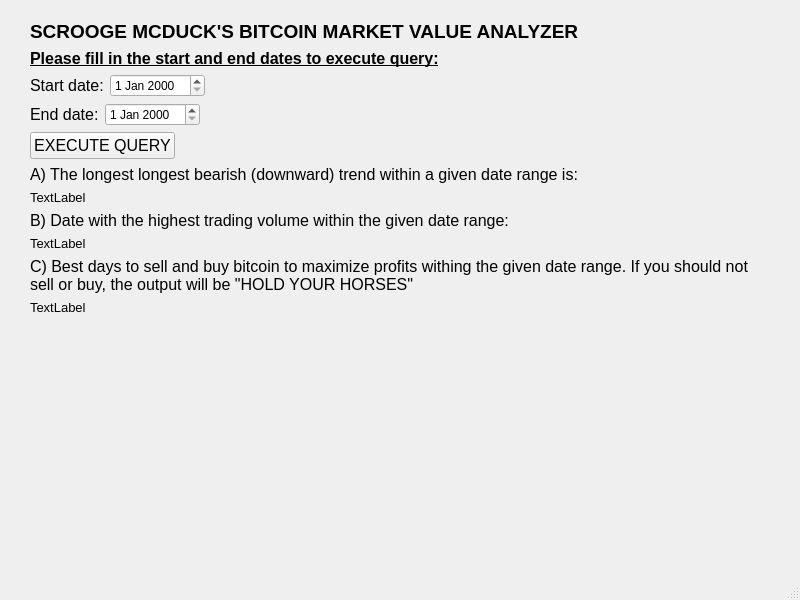
Qt form bitcoinAnalyzer/mainui.ui (miikka0000/BitcoinAnalyzer) before a commit.
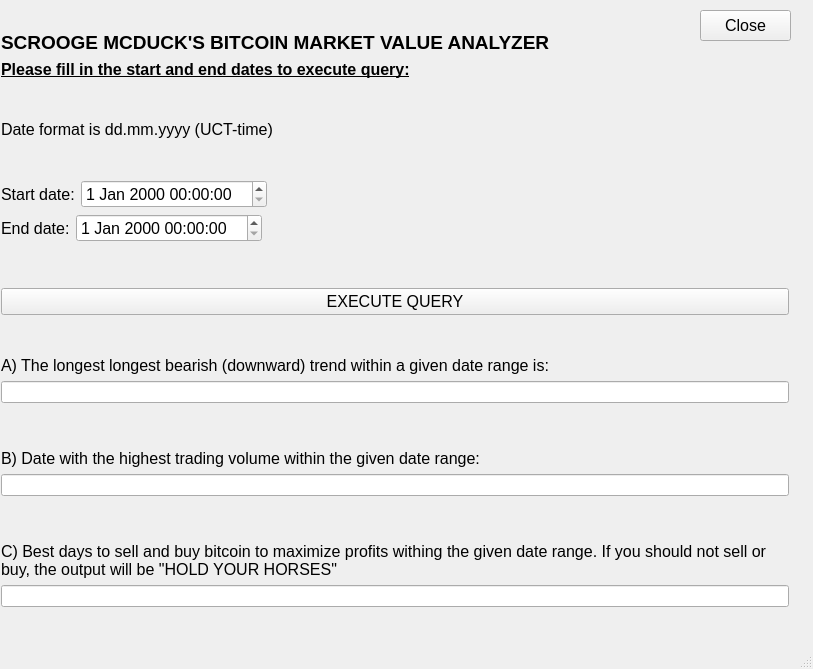
The same form after that commit.

Commit message: finalized the GUI, made the functionality for reading user input and fetching, parsing, cleaning and storing the data

Patch:
```diff
--- a/bitcoinAnalyzer/mainui.ui
+++ b/bitcoinAnalyzer/mainui.ui
@@ -6,8 +6,8 @@
    <rect>
     <x>0</x>
     <y>0</y>
-    <width>800</width>
-    <height>600</height>
+    <width>813</width>
+    <height>669</height>
    </rect>
   </property>
   <property name="windowTitle">
@@ -17,14 +17,14 @@
    <widget class="QWidget" name="">
     <property name="geometry">
      <rect>
-      <x>30</x>
-      <y>20</y>
-      <width>721</width>
-      <height>491</height>
+      <x>1</x>
+      <y>31</y>
+      <width>788</width>
+      <height>616</height>
      </rect>
     </property>
-    <layout class="QFormLayout" name="formLayout_2">
-     <item row="0" column="0">
+    <layout class="QVBoxLayout" name="verticalLayout_6">
+     <item>
       <widget class="QLabel" name="label_10">
        <property name="font">
         <font>
@@ -36,9 +36,12 @@
        <property name="text">
         <string>SCROOGE MCDUCK'S BITCOIN MARKET VALUE ANALYZER</string>
        </property>
+       <property name="wordWrap">
+        <bool>true</bool>
+       </property>
       </widget>
      </item>
-     <item row="1" column="0">
+     <item>
       <widget class="QLabel" name="label_3">
        <property name="font">
         <font>
@@ -53,11 +56,20 @@
        </property>
       </widget>
      </item>
-     <item row="2" column="0">
-      <layout class="QFormLayout" name="formLayout">
-       <item row="0" column="0">
-        <layout class="QGridLayout" name="gridLayout">
-         <item row="0" column="0">
+     <item>
+      <spacer name="verticalSpacer_6">
+       <property name="orientation">
+        <enum>Qt::Vertical</enum>
+       </property>
+       <property name="sizeHint" stdset="0">
+        <size>
+         <width>786</width>
+         <height>13</height>
+        </size>
+       </property>
+      </spacer>
+     </item>
+     <item>
           <widget class="QLabel" name="label">
            <property name="font">
             <font>
@@ -65,19 +77,67 @@
             </font>
            </property>
            <property name="text">
+        <string>Date format is dd.mm.yyyy (UCT-time)</string>
+       </property>
+      </widget>
+     </item>
+     <item>
+      <spacer name="verticalSpacer_7">
+       <property name="orientation">
+        <enum>Qt::Vertical</enum>
+       </property>
+       <property name="sizeHint" stdset="0">
+        <size>
+         <width>786</width>
+         <height>13</height>
+        </size>
+       </property>
+      </spacer>
+     </item>
+     <item>
+      <layout class="QVBoxLayout" name="verticalLayout_4">
+       <item>
+        <layout class="QHBoxLayout" name="horizontalLayout">
+         <item>
+          <widget class="QLabel" name="startDateLabel">
+           <property name="font">
+            <font>
+             <pointsize>12</pointsize>
+            </font>
+           </property>
+           <property name="text">
             <string>Start date:</string>
            </property>
           </widget>
          </item>
-         <item row="0" column="1">
-          <widget class="QDateEdit" name="dateEdit"/>
+         <item>
+          <widget class="QDateTimeEdit" name="startDateEdit">
+           <property name="font">
+            <font>
+             <pointsize>12</pointsize>
+            </font>
+           </property>
+          </widget>
+         </item>
+         <item>
+          <spacer name="horizontalSpacer">
+           <property name="orientation">
+            <enum>Qt::Horizontal</enum>
+           </property>
+           <property name="sizeHint" stdset="0">
+            <size>
+             <width>40</width>
+             <height>20</height>
+            </size>
+           </property>
+          </spacer>
          </item>
         </layout>
        </item>
-       <item row="1" column="0">
-        <layout class="QGridLayout" name="gridLayout_2">
-         <item row="0" column="0">
-          <widget class="QLabel" name="label_2">
+       <item>
+        <layout class="QHBoxLayout" name="horizontalLayout_2">
+         <item>
+          <widget class="QLabel" name="endDateLabel">
            <property name="font">
             <font>
              <pointsize>12</pointsize>
@@ -88,14 +148,80 @@
            </property>
           </widget>
          </item>
-         <item row="0" column="1">
-          <widget class="QDateEdit" name="dateEdit_2"/>
+         <item>
+          <widget class="QDateTimeEdit" name="endDateEdit">
+           <property name="font">
+            <font>
+             <pointsize>12</pointsize>
+            </font>
+           </property>
+          </widget>
          </item>
+         <item>
+          <spacer name="horizontalSpacer_2">
+           <property name="orientation">
+            <enum>Qt::Horizontal</enum>
+           </property>
+           <property name="sizeHint" stdset="0">
+            <size>
+             <width>40</width>
+             <height>20</height>
+            </size>
+           </property>
+          </spacer>
+         </item>
         </layout>
        </item>
+       <item>
+        <spacer name="verticalSpacer_5">
+         <property name="orientation">
+          <enum>Qt::Vertical</enum>
+         </property>
+         <property name="sizeHint" stdset="0">
+          <size>
+           <width>20</width>
+           <height>40</height>
+          </size>
+         </property>
+        </spacer>
+       </item>
+       <item>
+        <widget class="QPushButton" name="executeButton">
+         <property name="font">
+          <font>
+           <pointsize>12</pointsize>
+           <weight>50</weight>
+           <bold>false</bold>
+          </font>
+         </property>
+         <property name="styleSheet">
+          <string notr="true"/>
+         </property>
+         <property name="text">
+          <string>EXECUTE QUERY</string>
+         </property>
+        </widget>
+       </item>
       </layout>
      </item>
-     <item row="4" column="0">
+     <item>
+      <spacer name="verticalSpacer_4">
+       <property name="orientation">
+        <enum>Qt::Vertical</enum>
+       </property>
+       <property name="sizeHint" stdset="0">
+        <size>
+         <width>786</width>
+         <height>13</height>
+        </size>
+       </property>
+      </spacer>
+     </item>
+     <item>
+      <layout class="QVBoxLayout" name="verticalLayout_5">
+       <item>
+        <layout class="QVBoxLayout" name="verticalLayout">
+         <item>
       <widget class="QLabel" name="label_4">
        <property name="font">
         <font>
@@ -110,19 +236,27 @@
        </property>
       </widget>
      </item>
-     <item row="5" column="0">
-      <widget class="QLabel" name="label_7">
-       <property name="font">
-        <font>
-         <pointsize>10</pointsize>
-        </font>
-       </property>
-       <property name="text">
-        <string>TextLabel</string>
-       </property>
-      </widget>
-     </item>
-     <item row="6" column="0">
+         <item>
+          <widget class="QLineEdit" name="bearTrendLengthEdit"/>
+         </item>
+         <item>
+          <spacer name="verticalSpacer_3">
+           <property name="orientation">
+            <enum>Qt::Vertical</enum>
+           </property>
+           <property name="sizeHint" stdset="0">
+            <size>
+             <width>20</width>
+             <height>40</height>
+            </size>
+           </property>
+          </spacer>
+         </item>
+        </layout>
+       </item>
+       <item>
+        <layout class="QVBoxLayout" name="verticalLayout_2">
+         <item>
       <widget class="QLabel" name="label_5">
        <property name="font">
         <font>
@@ -134,31 +268,27 @@
        </property>
       </widget>
      </item>
-     <item row="7" column="0">
-      <widget class="QLabel" name="label_8">
-       <property name="font">
-        <font>
-         <pointsize>10</pointsize>
-        </font>
-       </property>
-       <property name="text">
-        <string>TextLabel</string>
-       </property>
-      </widget>
-     </item>
-     <item row="9" column="0">
-      <widget class="QLabel" name="label_9">
-       <property name="font">
-        <font>
-         <pointsize>10</pointsize>
-        </font>
-       </property>
-       <property name="text">
-        <string>TextLabel</string>
-       </property>
-      </widget>
-     </item>
-     <item row="8" column="0" colspan="2">
+         <item>
+          <widget class="QLineEdit" name="highestVolumeDayEdit"/>
+         </item>
+         <item>
+          <spacer name="verticalSpacer_2">
+           <property name="orientation">
+            <enum>Qt::Vertical</enum>
+           </property>
+           <property name="sizeHint" stdset="0">
+            <size>
+             <width>20</width>
+             <height>40</height>
+            </size>
+           </property>
+          </spacer>
+         </item>
+        </layout>
+       </item>
+       <item>
+        <layout class="QVBoxLayout" name="verticalLayout_3">
+         <item>
       <widget class="QLabel" name="label_6">
        <property name="font">
         <font>
@@ -173,35 +303,49 @@
        </property>
       </widget>
      </item>
-     <item row="3" column="0">
+         <item>
+          <widget class="QLineEdit" name="investmentAdviceEdit"/>
+         </item>
+         <item>
+          <spacer name="verticalSpacer">
+           <property name="orientation">
+            <enum>Qt::Vertical</enum>
+           </property>
+           <property name="sizeHint" stdset="0">
+            <size>
+             <width>20</width>
+             <height>40</height>
+            </size>
+           </property>
+          </spacer>
+         </item>
+        </layout>
+       </item>
+      </layout>
+     </item>
+    </layout>
+   </widget>
       <widget class="QPushButton" name="pushButton">
+    <property name="geometry">
+     <rect>
+      <x>700</x>
+      <y>10</y>
+      <width>91</width>
+      <height>31</height>
+     </rect>
+    </property>
        <property name="font">
         <font>
          <pointsize>12</pointsize>
-         <weight>50</weight>
-         <bold>false</bold>
-        </font>
-       </property>
-       <property name="styleSheet">
-        <string notr="true"/>
+     </font>
+    </property>
+    <property name="toolTip">
+     <string>&lt;html&gt;&lt;head/&gt;&lt;body&gt;&lt;p&gt;Closes the program.&lt;/p&gt;&lt;/body&gt;&lt;/html&gt;</string>
        </property>
        <property name="text">
-        <string>EXECUTE QUERY</string>
-       </property>
-      </widget>
-     </item>
-    </layout>
-   </widget>
-  </widget>
-  <widget class="QMenuBar" name="menubar">
-   <property name="geometry">
-    <rect>
-     <x>0</x>
-     <y>0</y>
-     <width>800</width>
-     <height>21</height>
-    </rect>
-   </property>
+     <string>Close</string>
+    </property>
+   </widget>
   </widget>
   <widget class="QStatusBar" name="statusbar"/>
  </widget>
```
Lines whose indentation alone changed are shown as unchanged. The commit also changes 5 other files.
